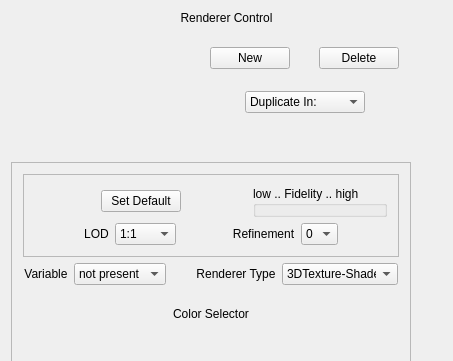
yyr/vapor, file apps/vaporgui/guis/ui/dvr.ui: the form before one commit; both pictures show x 0 to 453 and y 0 to 361 of the 453 by 1070 pixel window.
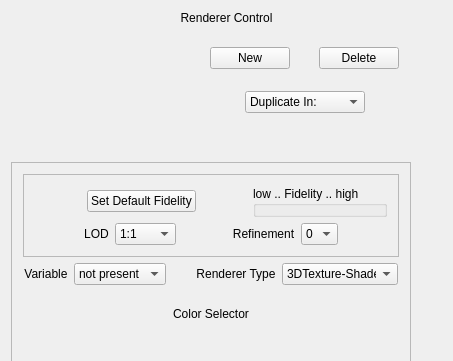
The form after the commit. Custom widgets are drawn as their Qt base class.

Commit message: Changes to Fidelity implemented in all the relevant params and eventrouter classes.  Plus, session save/restore.

The edit to the form file:
```diff
--- a/apps/vaporgui/guis/ui/dvr.ui
+++ b/apps/vaporgui/guis/ui/dvr.ui
@@ -298,7 +298,7 @@
 &lt;p style=&quot; margin-top:0px; margin-bottom:0px; margin-left:0px; margin-right:0px; -qt-block-indent:0; text-indent:0px;&quot;&gt;Click to set default Fidelity to current LOD and Refinement levels.  The default can optionally be saved in user preferences.&lt;/p&gt;&lt;/body&gt;&lt;/html&gt;</string>
                    </property>
                    <property name="text">
-                    <string>Set Default</string>
+                    <string>Set Default Fidelity</string>
                    </property>
                   </widget>
                  </item>
```
The commit also changes 39 other files.
